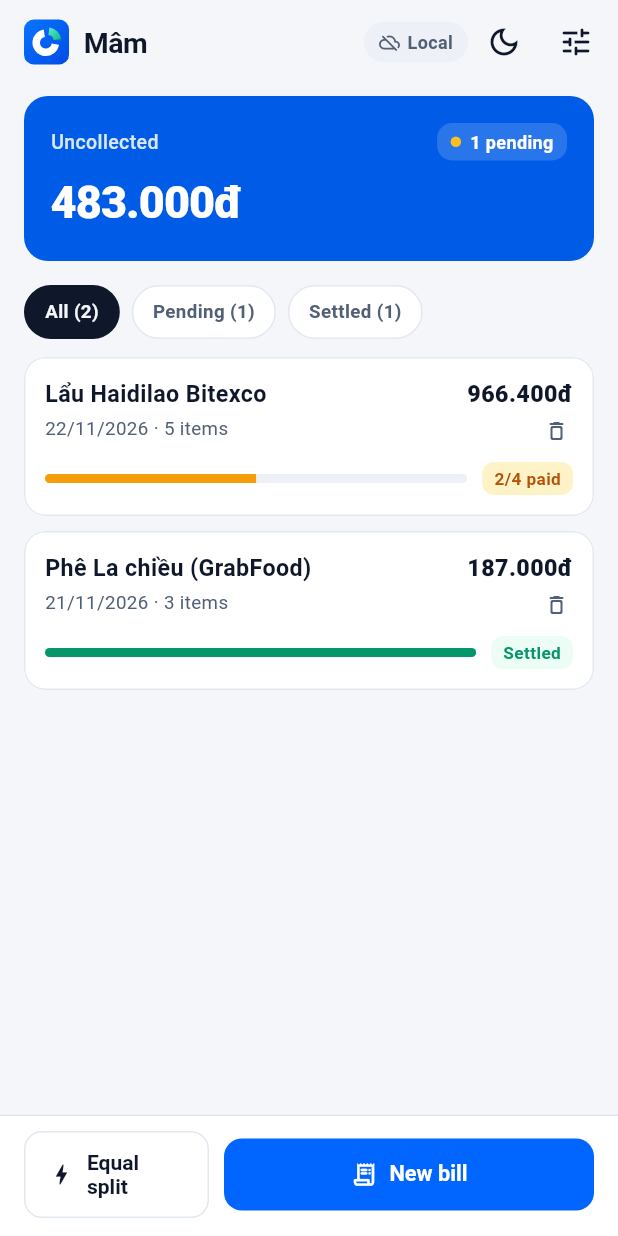
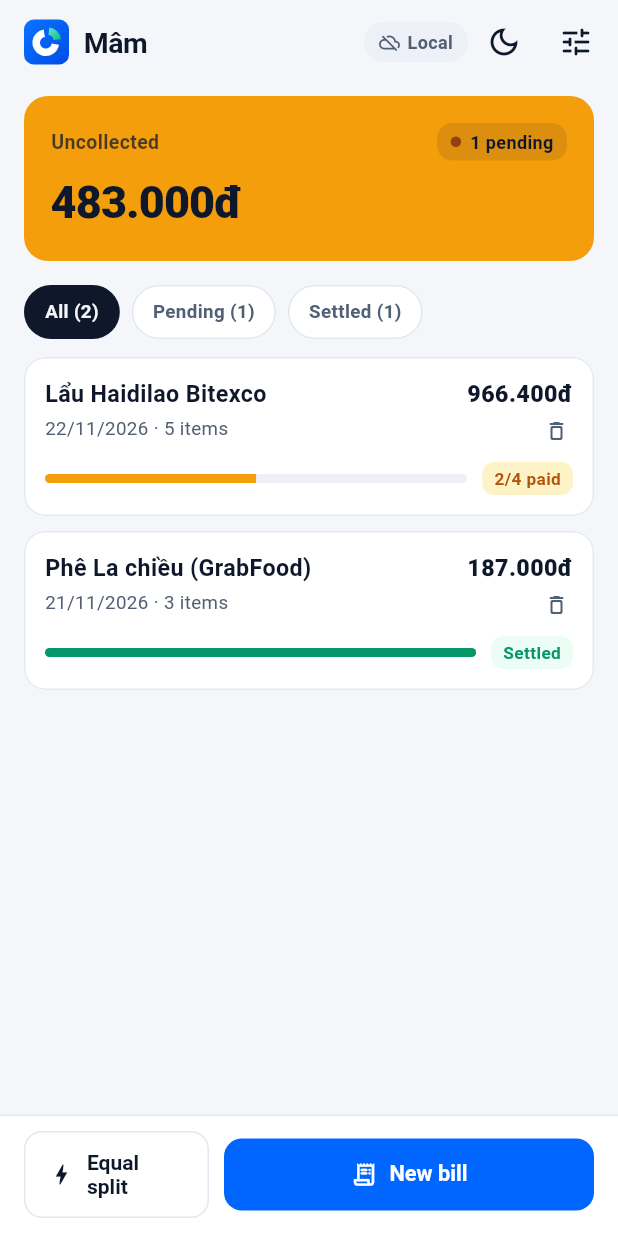
Before and after one commit to minhntothex/mam, a Flutter app: the screen it shows after launch, on a phone screen of 412 x 824 dp. Run offline on Flutter 3.47's test engine with Material 3 defaults, Android fonts, the phone set to English and light mode, and no system bars; our stand-ins replace image_picker, material_ui, qr_flutter, share_plus, shared_preferences, supabase_flutter; accounts and stored records are empty.

Commit message:
fix(ui): switch uncollected hero background to amber-gold with accessible foreground

```diff
--- a/app/lib/screens/home_screen.dart
+++ b/app/lib/screens/home_screen.dart
@@ -316,6 +316,15 @@ class _UncollectedBanner extends StatelessWidget {
     final p = context.mam;
     final s = context.s;
     final allDone = pendingCount == 0;
+    final fg = allDone ? Colors.white : p.onHero;
+    final isDarkOnLight = !allDone && fg != Colors.white;
+    final pillBg = isDarkOnLight
+        ? fg.withValues(alpha: 0.11)
+        : Colors.white.withValues(alpha: 0.16);
+    final dotColor = allDone
+        ? const Color(0xFF6EE7B7)
+        : (isDarkOnLight ? const Color(0xFF92400E) : const Color(0xFFFDE68A));
+
     return Container(
       padding: const EdgeInsets.all(18),
       decoration: BoxDecoration(
@@ -333,9 +342,9 @@ class _UncollectedBanner extends StatelessWidget {
                   maxLines: 1,
                   overflow: TextOverflow.ellipsis,
                   style: TextStyle(
-                    color: Colors.white.withValues(alpha: 0.85),
+                    color: fg.withValues(alpha: isDarkOnLight ? 0.74 : 0.86),
                     fontSize: 13,
-                    fontWeight: FontWeight.w500,
+                    fontWeight: FontWeight.w600,
                   ),
                 ),
               ),
@@ -343,7 +352,7 @@ class _UncollectedBanner extends StatelessWidget {
               Container(
                 padding: const EdgeInsets.symmetric(horizontal: 9, vertical: 4),
                 decoration: BoxDecoration(
-                  color: Colors.white.withValues(alpha: 0.16),
+                  color: pillBg,
                   borderRadius: BorderRadius.circular(10),
                 ),
                 child: Row(
@@ -353,9 +362,7 @@ class _UncollectedBanner extends StatelessWidget {
                       width: 7,
                       height: 7,
                       decoration: BoxDecoration(
-                        color: allDone
-                            ? const Color(0xFF6EE7B7)
-                            : const Color(0xFFFBBF24),
+                        color: dotColor,
                         shape: BoxShape.circle,
                       ),
                     ),
@@ -364,8 +371,8 @@ class _UncollectedBanner extends StatelessWidget {
                       allDone
                           ? s.allSettledBadge
                           : s.pendingBillsBadge(pendingCount),
-                      style: const TextStyle(
-                        color: Colors.white,
+                      style: TextStyle(
+                        color: fg,
                         fontSize: 12,
                         fontWeight: FontWeight.w600,
                       ),
@@ -379,7 +386,7 @@ class _UncollectedBanner extends StatelessWidget {
           Text(
             formatVnd(amount),
             style: kTabularStyle.copyWith(
-              color: Colors.white,
+              color: fg,
               fontSize: 30,
               fontWeight: FontWeight.w800,
               letterSpacing: -0.6,
```
Also changed, not shown: app/lib/theme/mam_theme.dart (+9 -2 lines), 1 other file.
